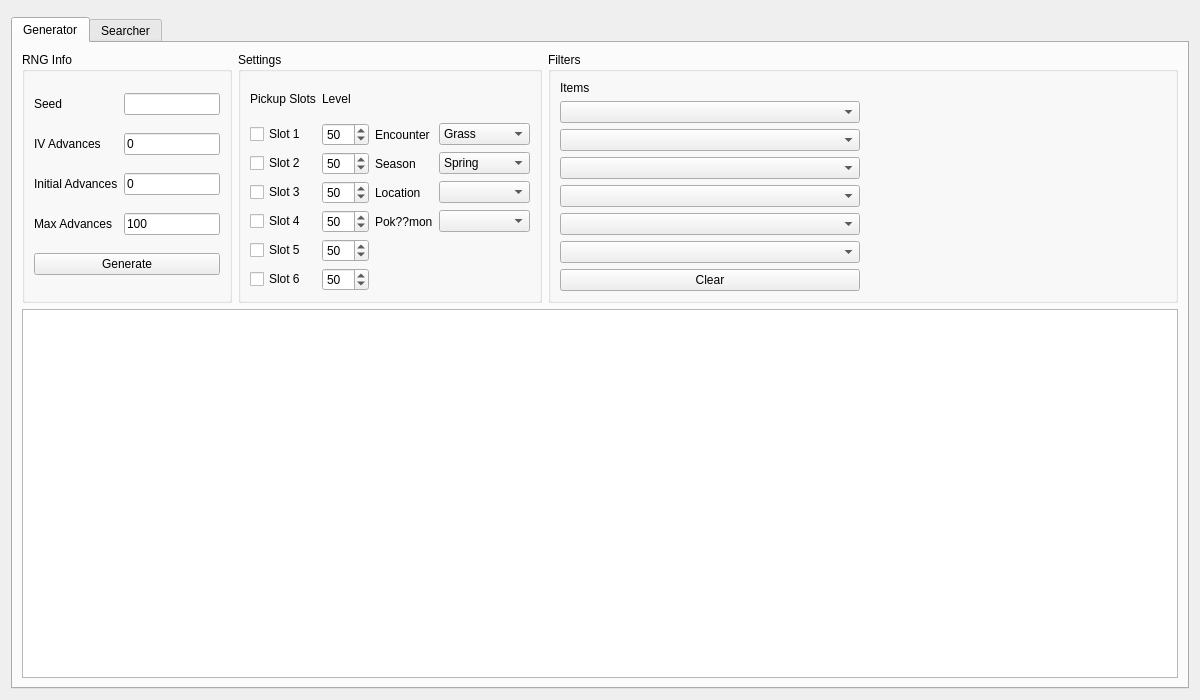
Old version of the form Form/Gen5/Pickup.ui in the repository Admiral-Fish/PokeFinder.
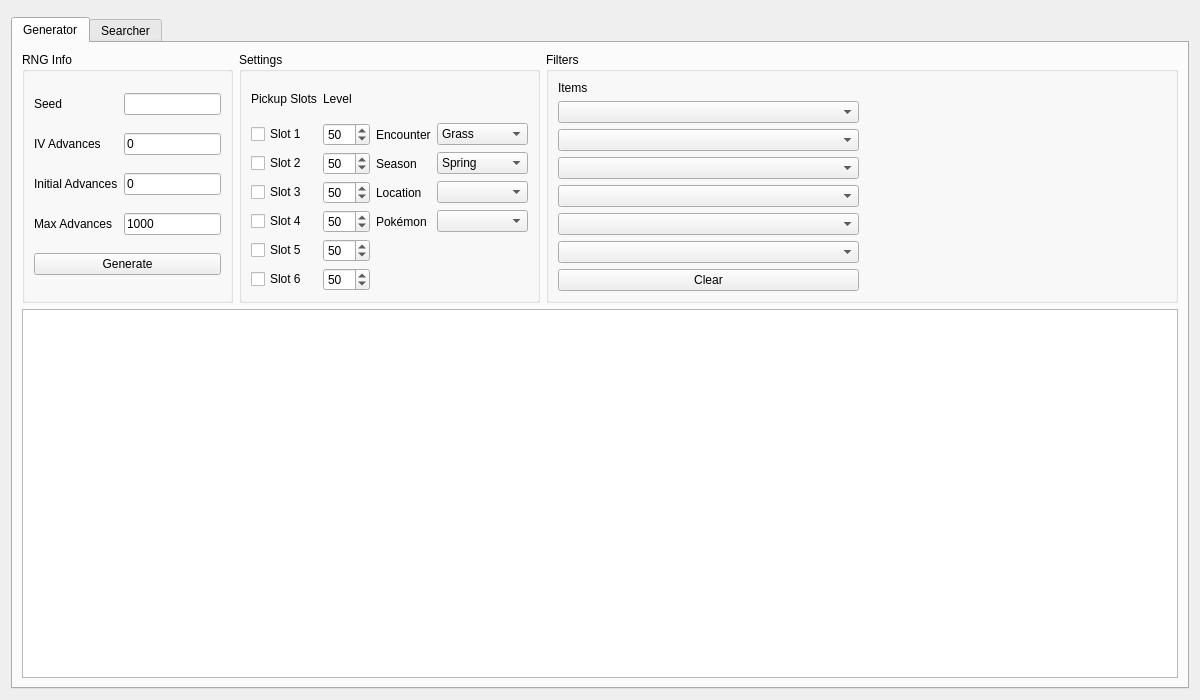
New version of the form. Custom widgets are drawn as their Qt base class.

What changed in the file:
```diff
--- a/Form/Gen5/Pickup.ui
+++ b/Form/Gen5/Pickup.ui
@@ -85,7 +85,7 @@
           <item row="3" column="1">
            <widget class="TextBox" name="textBoxGeneratorMaxAdvances">
             <property name="text">
-             <string notr="true">100</string>
+             <string notr="true">1000</string>
             </property>
            </widget>
           </item>
@@ -297,7 +297,7 @@
           <item row="4" column="2">
            <widget class="QLabel" name="labelGeneratorPokemon">
             <property name="text">
-             <string>Pok??mon</string>
+             <string>Pokémon</string>
             </property>
            </widget>
           </item>
```
